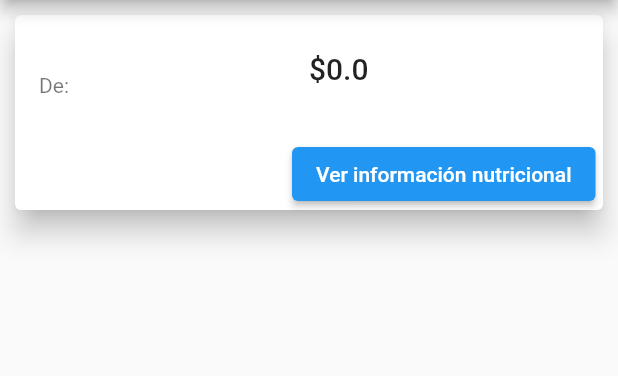
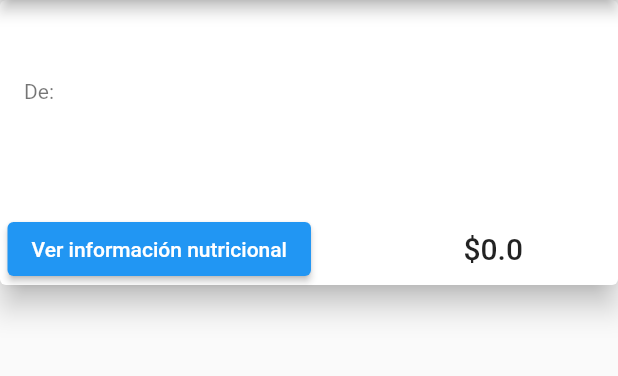
Before and after one commit to ayc-g6/pedidosNow-front, a Flutter app: the ProductViewPage screen opened directly with empty values, on a phone screen of 412 x 824 dp, the part 84-460 px from its top. Run offline on Flutter 3.47's test engine with Material 2 defaults, Android fonts, the phone set to English and light mode, and no system bars; our stand-ins replace flutter_secure_storage, infinite_scroll_pagination, syncfusion_flutter_charts; accounts and stored records are empty.

Commit message:
[UPDATE] - Changed visual details on the ProductViewPage

```diff
--- a/lib/src/pages/product_view.dart
+++ b/lib/src/pages/product_view.dart
@@ -19,17 +19,30 @@ class _ProductViewPageState extends State<ProductViewPage> {
         automaticallyImplyLeading: true,
       ),
       body: Container(
-        height: 150,
+        height: 200,
         child: Card(
             child: Column(
               children: [
+                Expanded(
+                  child: ListTile(
+                    minVerticalPadding: 30,
+                    title: Text(widget.product.name,
+                        style: Theme.of(context).textTheme.titleLarge),
+                    subtitle: Text("De: ${widget.product.owner}"),
+                  ),
+                ),
                 Row(
                   children: [
                     Expanded(
-                    child: ListTile(
-                      title: Text(widget.product.name,
-                          style: Theme.of(context).textTheme.titleLarge),
-                      subtitle: Text("De: ${widget.product.owner}"),
+                      flex: 3,
+                      child: Container(
+                        alignment: Alignment.bottomLeft,
+                        margin: EdgeInsets.only(left: 5),
+                        child: ElevatedButton(
+                          child: Text("Ver información nutricional"),
+                          //TODO: go to te info nutri page
+                          onPressed: () => {},
+                        ),
                       ),
                     ),
                     Expanded(
@@ -38,22 +51,10 @@ class _ProductViewPageState extends State<ProductViewPage> {
                     ),
                   ],
                 ),
-              Expanded(
-                child: Container(
-                  alignment: Alignment.bottomRight,
-                  margin: EdgeInsets.only(right: 5),
-                  child: ElevatedButton(
-                    child: Text("Ver información nutricional"),
-                    //TODO: go to te info nutri page
-                    onPressed: () => {},
-                  ),
-                ),
-              ),
               ],
             ),
             elevation: 8,
-          margin: EdgeInsets.all(10),
-        ),
+            margin: EdgeInsets.only(bottom: 10)),
       ),
     );
   }
```
Lines whose indentation alone changed are shown as unchanged.
